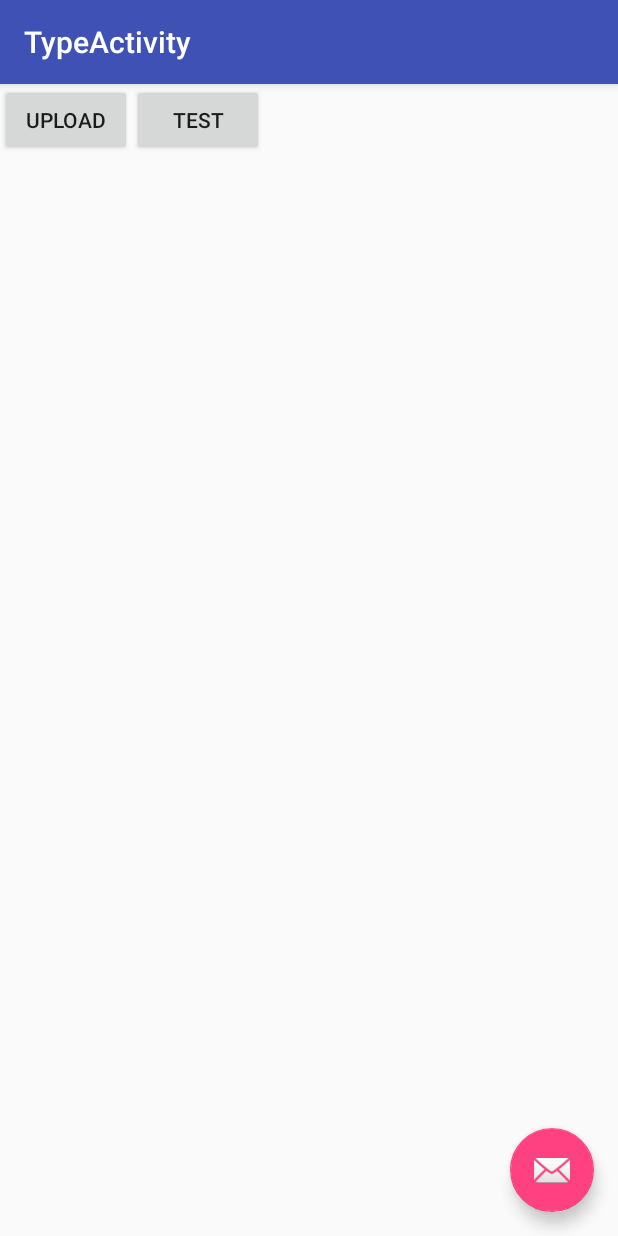
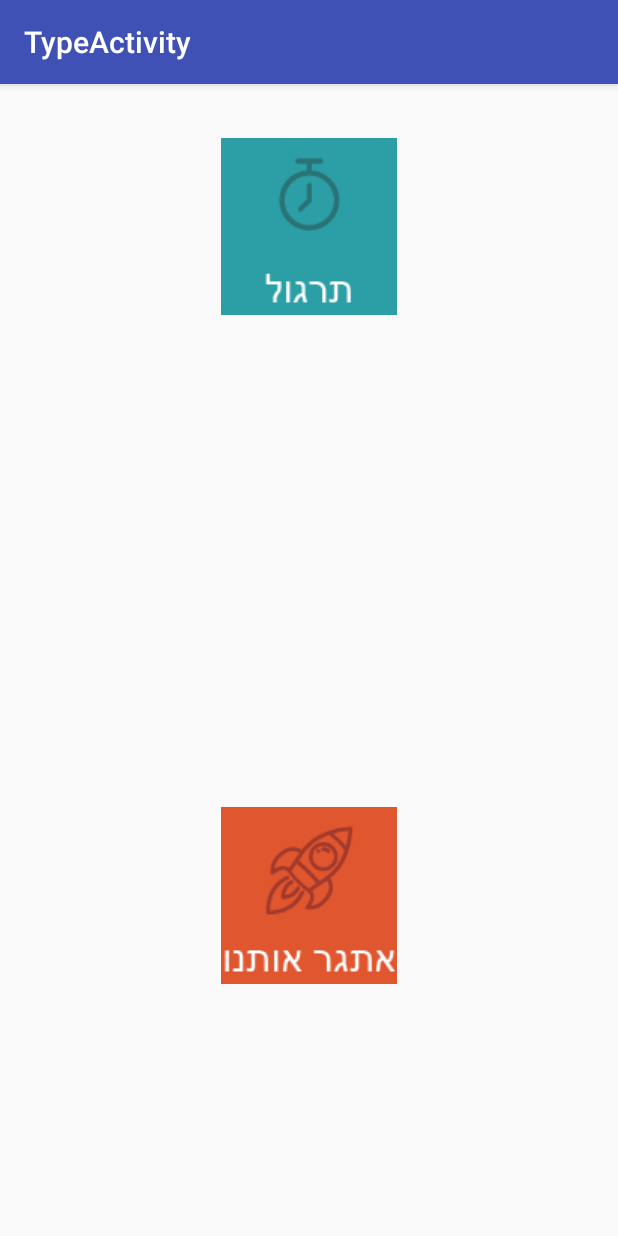
Before and after one commit to Danielle297/weLearn, an Android app: the TypeActivity screen opened directly, with no data from a screen before it, on a phone screen of 412 x 824 dp. Run offline under Robolectric (Android 15) with nearby library versions, the phone set to English and light mode, and no system bars.

```diff
--- a/app/src/main/AndroidManifest.xml
+++ b/app/src/main/AndroidManifest.xml
@@ -28,7 +28,6 @@
             android:theme="@style/AppTheme.NoActionBar">
             <intent-filter>
                 <action android:name="android.intent.action.MAIN" />
-
                 <category android:name="android.intent.category.LAUNCHER" />
             </intent-filter>
         </activity>
--- a/app/src/main/java/com/hackton/welearning/TypeActivity.java
+++ b/app/src/main/java/com/hackton/welearning/TypeActivity.java
@@ -9,10 +9,12 @@ import android.support.v7.widget.Toolbar;
 import android.util.Log;
 import android.view.View;
 import android.widget.Button;
+import android.widget.ImageButton;
+import android.widget.ImageView;
 
 public class TypeActivity extends AppCompatActivity {
 
-    Button testButton,uploadButton;
+    ImageButton testButton,uploadButton;
     String subject;
     @Override
     protected void onCreate(Bundle savedInstanceState) {
@@ -26,8 +28,8 @@ public class TypeActivity extends AppCompatActivity {
         Log.d("typeActivity",""+subject);
 
 
-        testButton=(Button) findViewById(R.id.button_test);
-        uploadButton=(Button) findViewById(R.id.button_upload);
+        testButton=(ImageButton) findViewById(R.id.button_test);
+        uploadButton=(ImageButton) findViewById(R.id.button_upload);
         testButton.setOnClickListener(new View.OnClickListener() {
             @Override
             public void onClick(View view) {
--- a/app/src/main/res/layout/activity_type.xml
+++ b/app/src/main/res/layout/activity_type.xml
@@ -28,6 +28,7 @@
         android:layout_height="wrap_content"
         android:layout_gravity="bottom|end"
         android:layout_margin="@dimen/fab_margin"
-        app:srcCompat="@android:drawable/ic_dialog_email" />
+        app:srcCompat="@android:drawable/ic_dialog_email"
+        android:visibility="invisible"/>
 
 </android.support.design.widget.CoordinatorLayout>
--- a/app/src/main/res/layout/activity_uploadquestion.xml
+++ b/app/src/main/res/layout/activity_uploadquestion.xml
@@ -28,6 +28,7 @@
         android:layout_height="wrap_content"
         android:layout_gravity="bottom|end"
         android:layout_margin="@dimen/fab_margin"
-        app:srcCompat="@android:drawable/ic_dialog_email" />
+        app:srcCompat="@android:drawable/ic_dialog_email"
+        android:visibility="invisible"/>
 
 </android.support.design.widget.CoordinatorLayout>
--- a/app/src/main/res/layout/app_bar_main.xml
+++ b/app/src/main/res/layout/app_bar_main.xml
@@ -28,6 +28,7 @@
         android:layout_height="wrap_content"
         android:layout_gravity="bottom|end"
         android:layout_margin="@dimen/fab_margin"
-        app:srcCompat="@android:drawable/ic_dialog_email" />
+        app:srcCompat="@android:drawable/ic_dialog_email"
+        android:visibility="invisible"/>
 
 </android.support.design.widget.CoordinatorLayout>
--- a/app/src/main/res/layout/content_type.xml
+++ b/app/src/main/res/layout/content_type.xml
@@ -8,26 +8,33 @@
     tools:context="com.hackton.welearning.TypeActivity"
     tools:showIn="@layout/activity_type">
 
-<LinearLayout
-    android:layout_width="match_parent"
-    android:layout_height="match_parent">
+    <RelativeLayout
+        android:layout_width="match_parent"
+        android:layout_height="match_parent"
+        >
 
 
-    <Button
-        android:id="@+id/button_upload"
-        android:layout_width="wrap_content"
-        android:layout_height="wrap_content"
-        android:text="@string/upload"
-        tools:layout_editor_absoluteX="134dp"
-        tools:layout_editor_absoluteY="161dp" />
+        <ImageButton
+            android:id="@+id/button_upload"
+            android:layout_width="117dp"
+            android:layout_height="118dp"
+            android:layout_alignParentBottom="true"
+            android:layout_alignStart="@+id/button_test"
+            android:layout_marginBottom="168dp"
+            android:src="@drawable/icons_upload_question"
+            android:text="@string/upload"
+            android:background="#E0562F"/>
 
-    <Button
-        android:id="@+id/button_test"
-        android:layout_width="wrap_content"
-        android:layout_height="wrap_content"
-        android:text="@string/test"
-        tools:layout_editor_absoluteX="134dp"
-        tools:layout_editor_absoluteY="242dp" />
+        <ImageButton
+            android:id="@+id/button_test"
+            android:layout_width="117dp"
+            android:layout_height="118dp"
+            android:layout_alignParentTop="true"
+            android:layout_centerHorizontal="true"
+            android:layout_marginTop="36dp"
+            android:src="@drawable/icons_take_test"
+            android:text="@string/test"
+            android:background="#2B9FA5"/>
 
-</LinearLayout>
+    </RelativeLayout>
 </android.support.constraint.ConstraintLayout>
```
Also changed, not shown: app/src/main/res/drawable/icons_take_test.png (added), app/src/main/res/drawable/icons_upload_question.png (added), app/src/main/res/drawable/upload.jpg (added).
